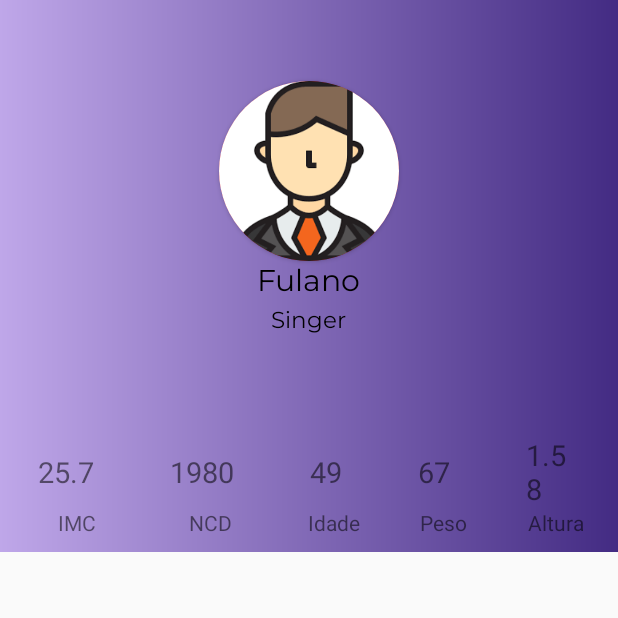
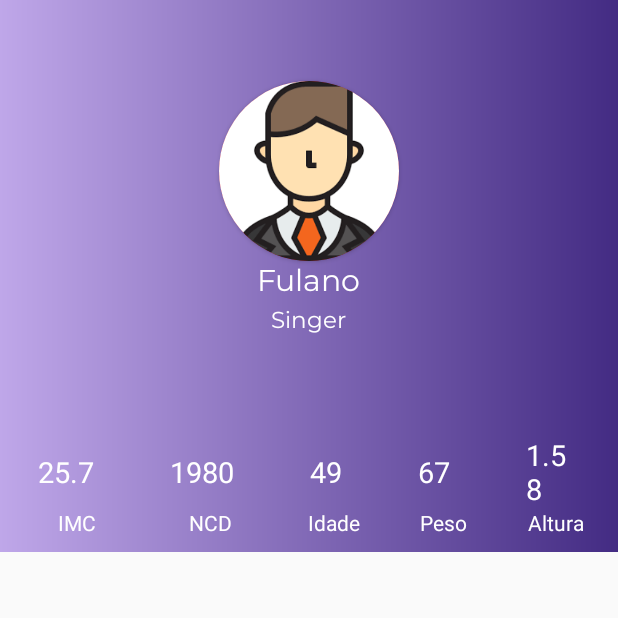
Before and after one commit to balakelly459/IMC-LOGIN-android, an Android app: the DashboardActivity screen opened directly, with no data from a screen before it, on a phone screen of 412 x 824 dp, the top half of it. Run offline under Robolectric (Android 15) with nearby library versions, the light colour scheme and no system bars.

Commit message:
is not ready

```diff
--- a/app/src/main/res/layout/activity_dashboard.xml
+++ b/app/src/main/res/layout/activity_dashboard.xml
@@ -35,7 +35,7 @@
             android:fontFamily="@font/montserrat"
             android:text="Fulano"
             android:textSize="20sp"
-            android:textColor="@color/black"/>
+            android:textColor="@color/white"/>
 
         <TextView
             android:layout_width="wrap_content"
@@ -43,7 +43,7 @@
             android:fontFamily="@font/montserrat"
             android:text="Singer"
             android:textSize="15sp"
-            android:textColor="@color/black"/>
+            android:textColor="@color/white"/>
 
     </LinearLayout>
 
@@ -61,7 +61,8 @@
             android:text="25.7"
             android:paddingStart="25dp"
             android:paddingEnd="25dp"
-            android:textSize="19sp"/>
+            android:textSize="19sp"
+            android:textColor="@color/white"/>
 
         <TextView
             android:layout_width="wrap_content"
@@ -69,7 +70,8 @@
             android:text="1980"
             android:paddingStart="25dp"
             android:paddingEnd="25dp"
-            android:textSize="19sp"/>
+            android:textSize="19sp"
+            android:textColor="@color/white"/>
 
         <TextView
             android:layout_width="wrap_content"
@@ -77,7 +79,8 @@
             android:text="49"
             android:paddingStart="25dp"
             android:paddingEnd="25dp"
-            android:textSize="19sp"/>
+            android:textSize="19sp"
+            android:textColor="@color/white"/>
 
         <TextView
             android:layout_width="wrap_content"
@@ -85,7 +88,8 @@
             android:text="67"
             android:paddingStart="25dp"
             android:paddingEnd="25dp"
-            android:textSize="19sp"/>
+            android:textSize="19sp"
+            android:textColor="@color/white"/>
 
         <TextView
             android:layout_width="wrap_content"
@@ -93,7 +97,8 @@
             android:text="1.58"
             android:paddingStart="25dp"
             android:paddingEnd="25dp"
-            android:textSize="19sp"/>
+            android:textSize="19sp"
+            android:textColor="@color/white"/>
 
     </LinearLayout>
 
@@ -111,7 +116,8 @@
             android:paddingStart="25dp"
             android:paddingEnd="25dp"
             android:textAlignment="center"
-            android:text="IMC" />
+            android:text="IMC"
+            android:textColor="@color/white"/>
 
         <TextView
             android:layout_width="wrap_content"
@@ -119,7 +125,8 @@
             android:paddingStart="25dp"
             android:paddingEnd="25dp"
             android:textAlignment="center"
-            android:text="NCD" />
+            android:text="NCD"
+            android:textColor="@color/white"/>
 
         <TextView
             android:layout_width="wrap_content"
@@ -127,7 +134,8 @@
             android:text="Idade"
             android:textAlignment="center"
             android:paddingStart="25dp"
-            android:paddingEnd="20dp"/>
+            android:paddingEnd="20dp"
+            android:textColor="@color/white"/>
 
         <TextView
             android:layout_width="wrap_content"
@@ -135,7 +143,8 @@
             android:text="Peso"
             android:textAlignment="center"
             android:paddingStart="20dp"
-            android:paddingEnd="20dp"/>
+            android:paddingEnd="20dp"
+            android:textColor="@color/white"/>
 
         <TextView
             android:layout_width="wrap_content"
@@ -143,7 +152,8 @@
             android:text="Altura"
             android:textAlignment="center"
             android:paddingStart="20dp"
-            android:paddingEnd="20dp"/>
+            android:paddingEnd="20dp"
+            android:textColor="@color/white"/>
 
     </LinearLayout>
 
```
